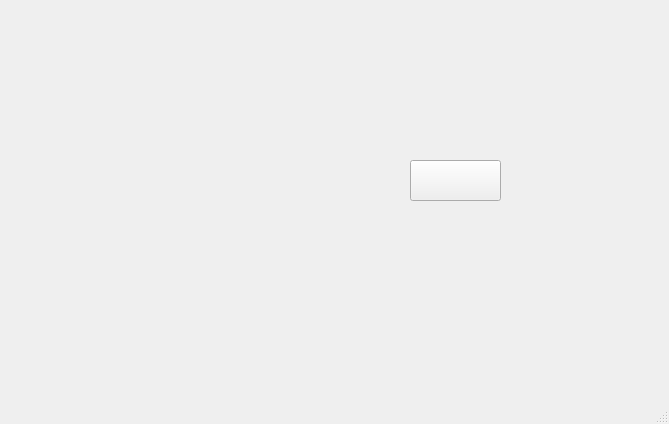
This is apps/infinitethreaddataread/mainwindow.ui in GiovanniRaseraF/santoka_qt as Qt 5 draws it before an edit. The edited form follows.
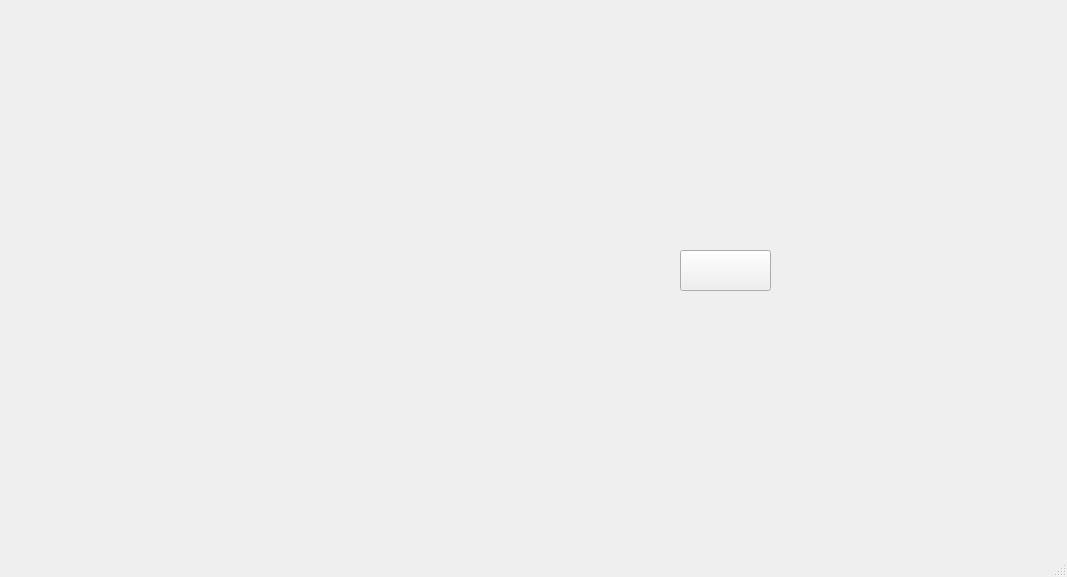
This is the edited form. Icons and pictures are not drawn.

What changed in the file:
```diff
--- a/apps/infinitethreaddataread/mainwindow.ui
+++ b/apps/infinitethreaddataread/mainwindow.ui
@@ -6,8 +6,8 @@
    <rect>
     <x>0</x>
     <y>0</y>
-    <width>669</width>
-    <height>424</height>
+    <width>1067</width>
+    <height>577</height>
    </rect>
   </property>
   <property name="windowTitle">
@@ -17,8 +17,8 @@
    <widget class="QPushButton" name="battery">
     <property name="geometry">
      <rect>
-      <x>410</x>
-      <y>160</y>
+      <x>680</x>
+      <y>250</y>
       <width>91</width>
       <height>41</height>
      </rect>
@@ -33,10 +33,10 @@
    <widget class="QLabel" name="backgroud">
     <property name="geometry">
      <rect>
-      <x>0</x>
+      <x>40</x>
       <y>0</y>
-      <width>671</width>
-      <height>371</height>
+      <width>1011</width>
+      <height>581</height>
      </rect>
     </property>
     <property name="styleSheet">
```
Left out of the diff: 4 changed lines with no effect on the pictures.
